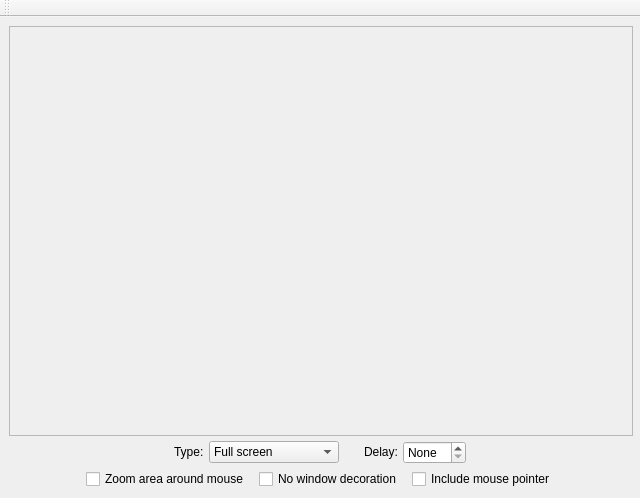
Above: src/core/ui/mainwindow.ui from lxqt/screengrab before the change. Below: the same form after it.
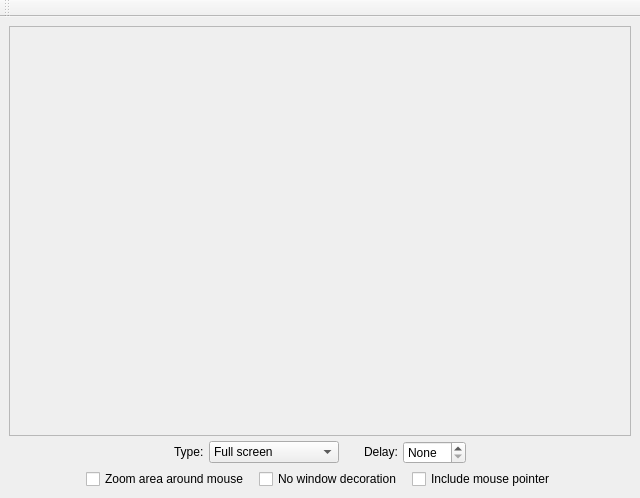
That is the form after the change.

Commit message:
Always use contents rect Fixes https://github.com/lxqt/screengrab/issues/67
Otherwise, the image might be a little cut.

Also, don't set a min size for the main window, otherwise the sizes might not be correct and widgets might overlap.

```diff
--- a/src/core/ui/mainwindow.ui
+++ b/src/core/ui/mainwindow.ui
@@ -10,12 +10,6 @@
     <height>498</height>
    </rect>
   </property>
-  <property name="minimumSize">
-   <size>
-    <width>640</width>
-    <height>498</height>
-   </size>
-  </property>
   <property name="windowTitle">
    <string>ScreenGrab</string>
   </property>
@@ -40,8 +34,8 @@
       </property>
       <property name="minimumSize">
        <size>
-        <width>624</width>
-        <height>390</height>
+        <width>600</width>
+        <height>400</height>
        </size>
       </property>
       <property name="frameShape">
```
The commit also changes 1 other file.
